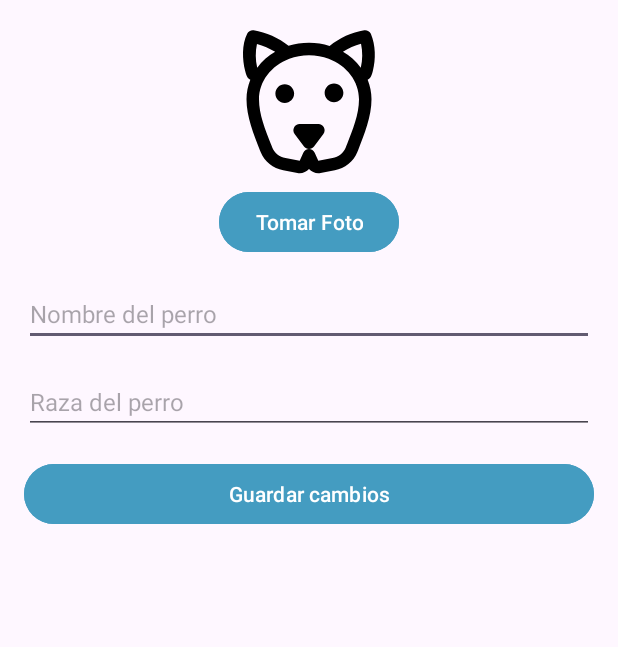
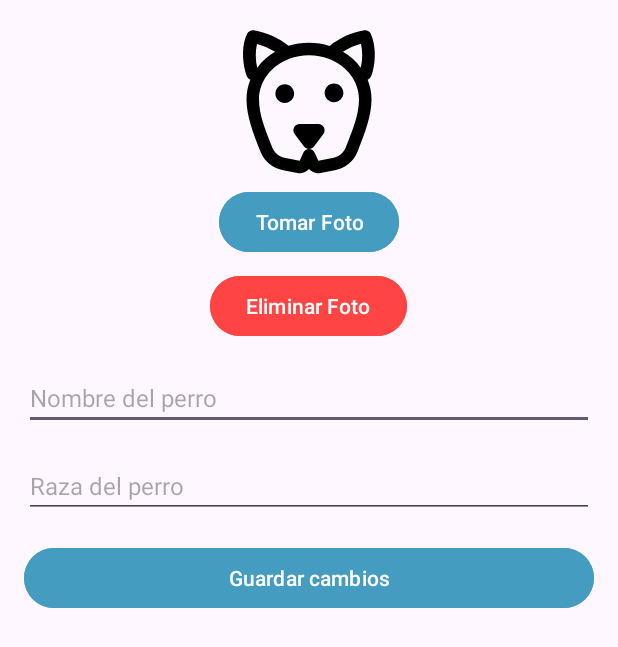
Before and after one commit to javigk01/Walkapaw, an Android app: the EditarPerfilActivity screen opened directly, with no data from a screen before it, on a phone screen of 412 x 824 dp. Shown: the top 647 px of the screen. Run offline under Robolectric (Android 15) with nearby library versions, the phone set to English and light mode, and no system bars.

Commit message:
boton eliminar foto y error pequeño

```diff
--- a/app/src/main/res/layout/activity_editar_perfil.xml
+++ b/app/src/main/res/layout/activity_editar_perfil.xml
@@ -22,8 +22,17 @@
             android:layout_height="wrap_content"
             android:layout_gravity="center"
             android:text="Tomar Foto"
+            android:layout_marginBottom="8dp"
+            android:backgroundTint="@color/color_primario" />
+
+        <Button
+            android:id="@+id/btnEliminarFoto"
+            android:layout_width="wrap_content"
+            android:layout_height="wrap_content"
+            android:layout_gravity="center"
+            android:text="Eliminar Foto"
             android:layout_marginBottom="16dp"
-            android:backgroundTint="@color/color_primario" />
+            android:backgroundTint="@android:color/holo_red_light" />
 
         <EditText
             android:id="@+id/etNombrePerro"
```
Also changed, not shown: app/src/main/java/com/example/walkapaw/LogicaActivities/EditarPerfilActivity.kt (+28 -7 lines), app/src/main/java/com/example/walkapaw/LogicaActivities/HomeActivity.kt (+2 -13 lines).
